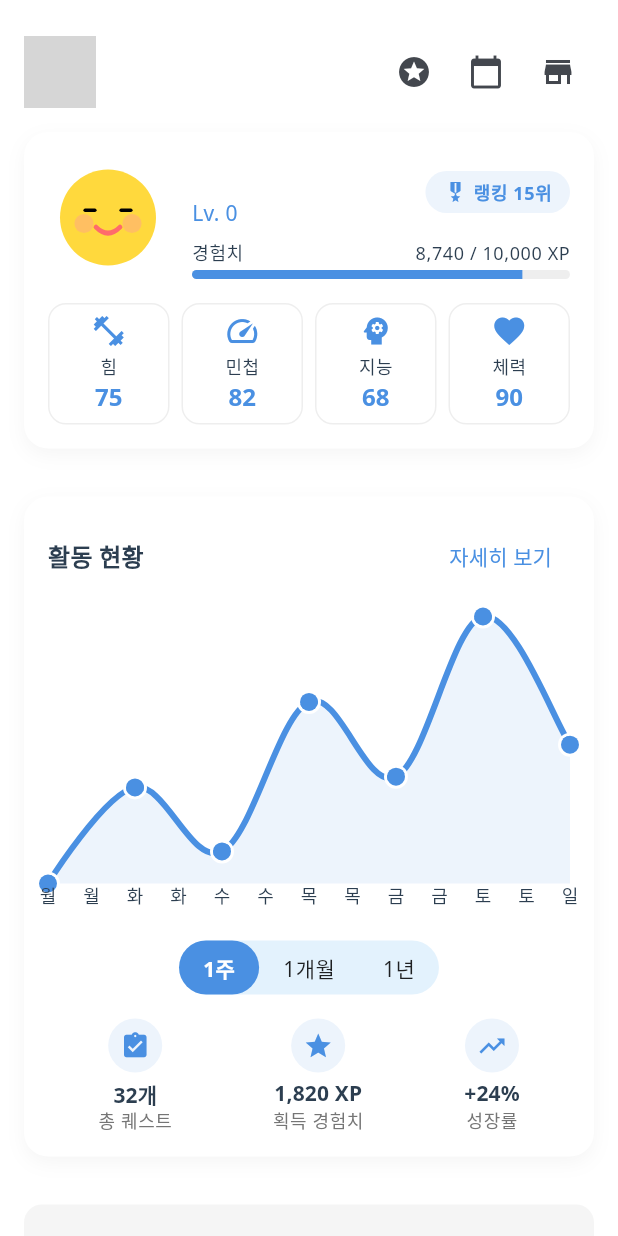
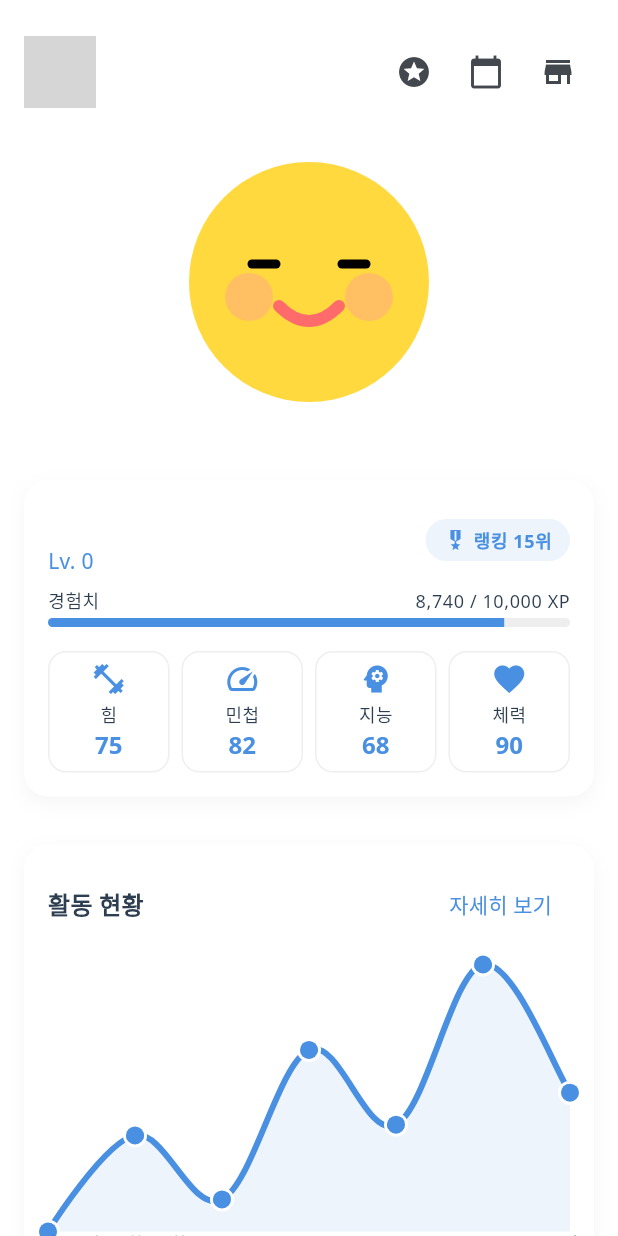
Before and after one commit to YoungGilMad/frontend, a Flutter app: the HomeScreen screen opened directly, on a phone screen of 412 x 824 dp. Run offline on Flutter 3.47's test engine with Material 3 defaults, Android fonts, the light colour scheme and no system bars; drawn by our look-alikes of fl_chart; our stand-ins replace flutter_dotenv, flutter_svg, google_fonts, shared_preferences, table_calendar; accounts and stored records are empty; network calls fail; grey boxes are pictures that could not be loaded.

Commit message:
home screen update

```diff
--- a/lib/presentation/screens/home/home_screen.dart
+++ b/lib/presentation/screens/home/home_screen.dart
@@ -9,6 +9,8 @@ import '../../widgets/home/calender_widget.dart';
 import '../quest/daily_quest_screen.dart';
 import '../quest/hero_quest_screen.dart';
 import '../store/store_screen.dart';
+import '../../widgets/home/animated_character_widget.dart';  // 경로를 확인해주세요
+
 
 class HomeScreen extends StatelessWidget {
   const HomeScreen({super.key});
@@ -27,6 +29,8 @@ class HomeScreen extends StatelessWidget {
                   children: [
                     // 상단 프로필 및 메뉴 영역
                     _buildHeader(context, authProvider),
+
+                    _buildCharacterSection(),
 
                     // 캐릭터 영역
                     const HeroStatusWidget(),
@@ -110,6 +114,16 @@ class HomeScreen extends StatelessWidget {
             ],
           ),
         ],
+      ),
+    );
+  }
+
+  Widget _buildCharacterSection() {
+    return Container(
+      margin: const EdgeInsets.symmetric(vertical: 16),
+      height: 200,
+      child: const Center(
+        child: AnimatedCharacterWidget(),
       ),
     );
   }
--- a/lib/presentation/widgets/home/animated_character_widget.dart
+++ b/lib/presentation/widgets/home/animated_character_widget.dart
@@ -64,8 +64,8 @@ class _AnimatedCharacterWidgetState extends State<AnimatedCharacterWidget> {
       child: SvgPicture.string(
         _frames[_currentIndex],
         key: ValueKey<int>(_currentIndex),
-        width: 80,
-        height: 80,
+        width: 200,
+        height: 200,
       ),
     );
   }
--- a/lib/presentation/widgets/home/hero_status_widget.dart
+++ b/lib/presentation/widgets/home/hero_status_widget.dart
@@ -7,6 +7,9 @@ import 'package:flutter_svg/flutter_svg.dart';
 
 class HeroStatusWidget extends StatelessWidget {
   const HeroStatusWidget({super.key});
+
+  @override
+  // lib/widgets/home/hero_status_widget.dart의 일부
 
   @override
   Widget build(BuildContext context) {
@@ -28,21 +31,13 @@ class HeroStatusWidget extends StatelessWidget {
           ),
           child: Column(
             children: [
-              // 캐릭터 아바타 및 기본 정보
-              Row(
+              // 기본 정보
+              Column(
+                crossAxisAlignment: CrossAxisAlignment.start,
                 children: [
-                  _buildHeroAvatar(context),
-                  const SizedBox(width: 16),
-                  Expanded(
-                    child: Column(
-                      crossAxisAlignment: CrossAxisAlignment.start,
-                      children: [
-                        _buildHeroInfo(context, authProvider),
-                        const SizedBox(height: 8),
-                        _buildExperienceBar(context),
-                      ],
-                    ),
-                  ),
+                  _buildHeroInfo(context, authProvider),
+                  const SizedBox(height: 8),
+                  _buildExperienceBar(context),
                 ],
               ),
               const SizedBox(height: 16),
@@ -54,6 +49,8 @@ class HeroStatusWidget extends StatelessWidget {
       },
     );
   }
+
+// _buildHeroAvatar 메서드는 제거
 
   Widget _buildHeroAvatar(BuildContext context) {
     return GestureDetector(
```
